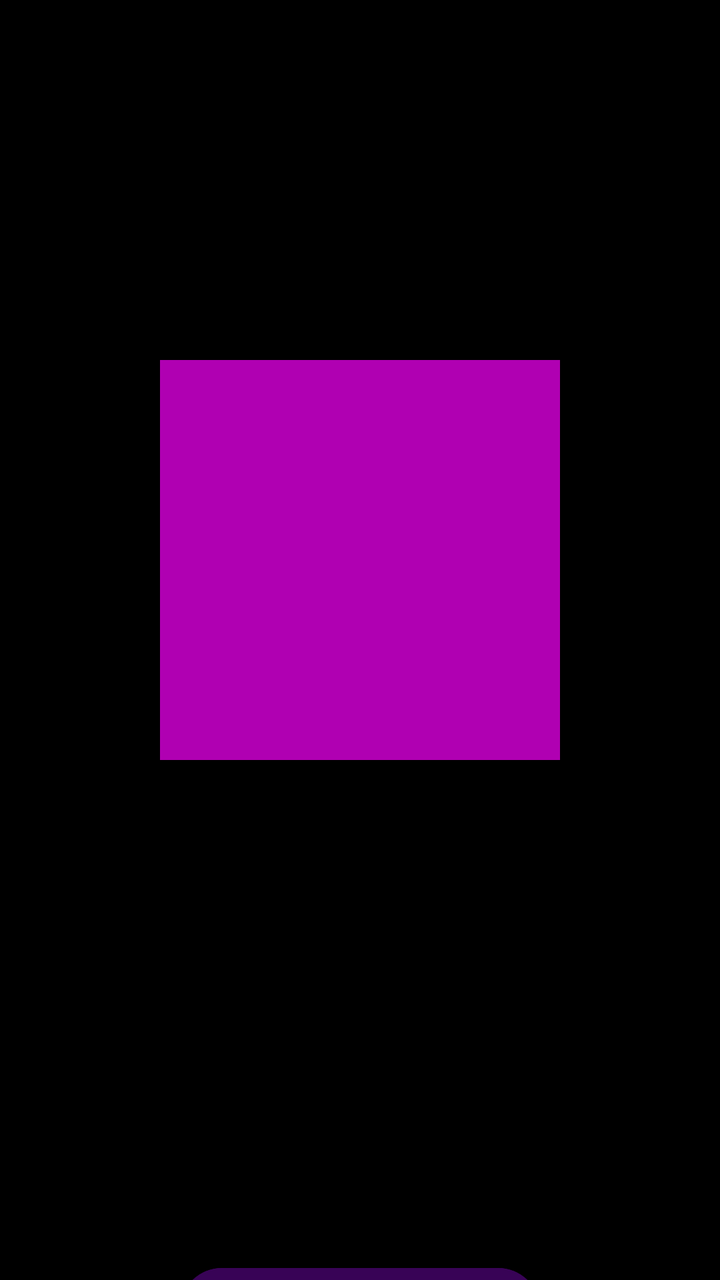
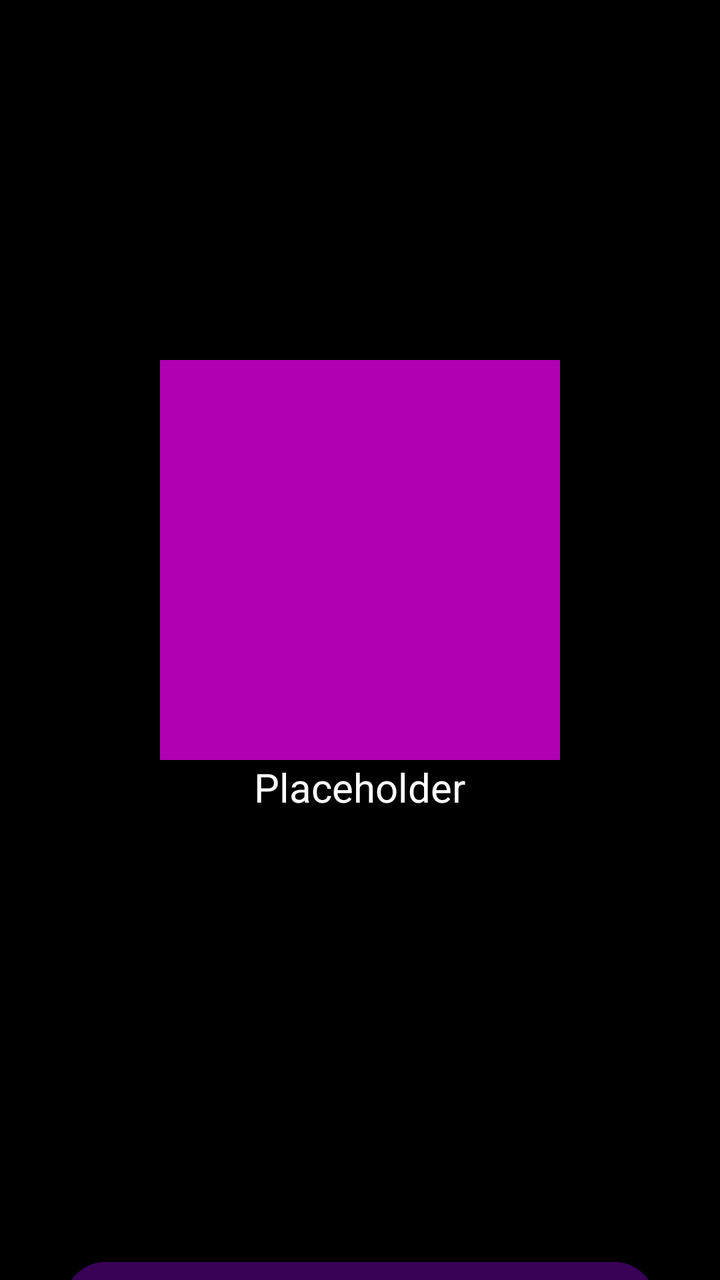

Two renders of the same Android screen: before a commit and after it. Below are the layout's source before the change and the commit's diff.
<!-- AndroidManifest.xml: application theme Theme.GuitarHub -->
<!-- res/layout/activity_welcome.xml -->
<?xml version="1.0" encoding="utf-8"?>
<LinearLayout xmlns:android="http://schemas.android.com/apk/res/android"
    xmlns:app="http://schemas.android.com/apk/res-auto"
    xmlns:tools="http://schemas.android.com/tools"
    android:id="@+id/main"
    android:layout_width="match_parent"
    android:layout_height="match_parent"
    tools:context=".WelcomeActivity"
    android:background="@color/black"
    android:orientation="vertical">


    <ImageView
        android:layout_marginTop="180dp"
        android:layout_width="200dp"
        android:layout_height="200dp"
        android:layout_gravity="center"
        app:tint="@color/purple_accent"
        android:src="@drawable/welcome_icon"/>






    <Button
        android:layout_marginTop="250dp"
        android:id="@+id/login_btn"
        android:layout_width="180dp"
        android:layout_height="50dp"
        android:text="Login"
        android:textColor="@color/white"
        android:backgroundTint="@color/purple_dark"
        android:textSize="20dp"
        android:layout_gravity="center"/>

    <Button
        android:id="@+id/Register_btn"
        android:layout_width="180dp"
        android:layout_height="50dp"
        android:text="Register"
        android:textColor="@color/white"
        android:backgroundTint="@color/purple_dark"
        android:textSize="20dp"
        android:layout_gravity="center"/>





</LinearLayout>
<!-- resources referenced by this layout -->
<resources>
  <color name="black">#FF000000</color>
  <color name="purple_accent">#b000b2</color>
  <color name="purple_dark">#380356</color>
  <color name="white">#FFFFFFFF</color>
  <!-- drawable welcome_icon: png bitmap (drawable, 527642 bytes) -->
  <style name="Theme.GuitarHub" parent="Base.Theme.GuitarHub" />
  <style name="Base.Theme.GuitarHub" parent="Theme.Material3.DayNight.NoActionBar">
          
          
      </style>
</resources>

<!-- the commit's change to res/layout/activity_welcome.xml (unified diff, before → after) -->
@@ -7,7 +7,9 @@
     android:layout_height="match_parent"
     tools:context=".WelcomeActivity"
     android:background="@color/black"
-    android:orientation="vertical">
+    android:orientation="vertical"
+    android:paddingStart="32dp"
+    android:paddingEnd="32dp">
 
 
     <ImageView
@@ -18,15 +20,19 @@
         app:tint="@color/purple_accent"
         android:src="@drawable/welcome_icon"/>
 
-
-
-
+    <TextView
+        android:layout_width="wrap_content"
+        android:layout_height="wrap_content"
+        android:layout_gravity="center"
+        android:text="Placeholder"
+        android:textColor="@color/white"
+        android:textSize="20sp" />
 
 
     <Button
-        android:layout_marginTop="250dp"
+        android:layout_marginTop="220dp"
         android:id="@+id/login_btn"
-        android:layout_width="180dp"
+        android:layout_width="match_parent"
         android:layout_height="50dp"
         android:text="Login"
         android:textColor="@color/white"
@@ -36,16 +42,13 @@
 
     <Button
         android:id="@+id/Register_btn"
-        android:layout_width="180dp"
+        android:layout_width="match_parent"
         android:layout_height="50dp"
+        android:layout_marginTop="16dp"
         android:text="Register"
         android:textColor="@color/white"
         android:backgroundTint="@color/purple_dark"
         android:textSize="20dp"
         android:layout_gravity="center"/>
 
-
-
-
-
 </LinearLayout>
